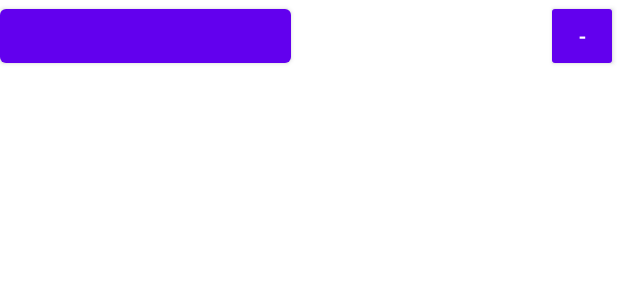
After one commit to Qentah/AndroidERestaurant, an Android app: the layout row_panier.xml on its own in the app's theme, with its tools: preview values and no code run, on a phone screen of 412 x 824 dp. The commit adds this screen. Shown: the top 300 px of the screen. Run offline under Robolectric (Android 15) with nearby library versions, the phone set to English and light mode, and no system bars; network calls fail.

Commit message:
index non-idex file

```diff
--- a/app/src/main/java/fr/isen/henry/erestaurant/DataModel.kt
+++ b/app/src/main/java/fr/isen/henry/erestaurant/DataModel.kt
@@ -22,11 +22,15 @@ data class Item (
     val prices: List<Price>
 ):Serializable
 
+data class Panier(
+    var content:MutableList<PanierItem>
+)
 
 data class PanierItem (
     var name_fr: String,
     var quantity: Int,
-    val unit_price: Float
+    val unit_price: Float,
+    val image : String
 ):Serializable
 
 
--- a/app/src/main/java/fr/isen/henry/erestaurant/ItemDetailActivity.kt
+++ b/app/src/main/java/fr/isen/henry/erestaurant/ItemDetailActivity.kt
@@ -10,9 +10,7 @@ import androidx.fragment.app.FragmentManager
 import androidx.lifecycle.Lifecycle
 import androidx.viewpager2.adapter.FragmentStateAdapter
 import com.google.android.material.snackbar.Snackbar
-import com.google.gson.Gson
 import fr.isen.henry.erestaurant.databinding.ActivityItemDetailBinding
-import org.json.JSONObject
 import kotlin.math.max
 
 class ItemDetailActivity : MyAppActivity() {
@@ -48,8 +46,8 @@ class ItemDetailActivity : MyAppActivity() {
             updateQty()
         }
         binding.btTotal.setOnClickListener {
-            val itemPanier  = PanierItem(item.name_fr,qty,item.prices[0].price.toFloat())
-            PanierSingleton.add(itemPanier)
+            val itemPanier  = PanierItem(item.name_fr,qty,item.prices[0].price.toFloat(),item.images[0])
+            PanierSingleton.update(itemPanier)
             setBadgeCount(this)
             Snackbar.make(binding.root,"$qty ${item.name_fr} bien ajouté au panier", Snackbar.LENGTH_SHORT ).show()
         }
--- a/app/src/main/res/layout/activity_item_detail.xml
+++ b/app/src/main/res/layout/activity_item_detail.xml
@@ -30,6 +30,7 @@
 
     <Button
         android:id="@+id/btLess"
+        style="@style/Widget.AppCompat.Button.Small"
         android:layout_width="wrap_content"
         android:layout_height="wrap_content"
         android:layout_marginStart="50dp"
@@ -42,6 +43,7 @@
 
     <Button
         android:id="@+id/btMore"
+        style="@style/Widget.AppCompat.Button.Small"
         android:layout_width="wrap_content"
         android:layout_height="wrap_content"
         android:layout_marginEnd="50dp"
--- /dev/null
+++ b/app/src/main/res/layout/row_panier.xml
@@ -0,0 +1,40 @@
+<?xml version="1.0" encoding="utf-8"?>
+<androidx.constraintlayout.widget.ConstraintLayout xmlns:android="http://schemas.android.com/apk/res/android"
+    xmlns:app="http://schemas.android.com/apk/res-auto"
+    xmlns:tools="http://schemas.android.com/tools"
+    android:id="@+id/layout"
+    android:layout_width="match_parent"
+    android:layout_height="wrap_content">
+
+    <TextView
+        android:id="@+id/pricePanier"
+        android:layout_width="170dp"
+        android:layout_height="wrap_content"
+        android:gravity="center"
+        android:padding="8dp"
+        app:layout_constraintBottom_toBottomOf="parent"
+        app:layout_constraintStart_toEndOf="@+id/btPanier"
+        app:layout_constraintTop_toTopOf="parent" />
+
+    <Button
+        android:id="@+id/btPanier"
+        android:layout_width="0dp"
+        android:layout_height="wrap_content"
+        android:contentDescription="@string/alt_cat_img"
+        app:layout_constraintBottom_toBottomOf="parent"
+        app:layout_constraintEnd_toStartOf="@+id/pricePanier"
+        app:layout_constraintStart_toStartOf="parent"
+        app:layout_constraintTop_toTopOf="parent" />
+
+    <Button
+        android:id="@+id/btLessPanier"
+        style="@style/Widget.AppCompat.Button.Small"
+        android:layout_width="wrap_content"
+        android:layout_height="wrap_content"
+        android:text="-"
+        app:layout_constraintBottom_toBottomOf="parent"
+        app:layout_constraintEnd_toEndOf="parent"
+        app:layout_constraintStart_toEndOf="@+id/pricePanier"
+        app:layout_constraintTop_toTopOf="parent" />
+
+</androidx.constraintlayout.widget.ConstraintLayout>
```
Also changed, not shown: app/src/main/java/fr/isen/henry/erestaurant/MyAppActivity.kt (+11 -8 lines), app/src/main/java/fr/isen/henry/erestaurant/PanierActivity.kt (+31 -3 lines), app/src/main/java/fr/isen/henry/erestaurant/PanierAdapter.kt (added, +28 -0 lines), app/src/main/java/fr/isen/henry/erestaurant/PanierSingleton.kt (+43 -4 lines), app/src/main/res/layout/activity_panier.xml (+31 -0 lines).
